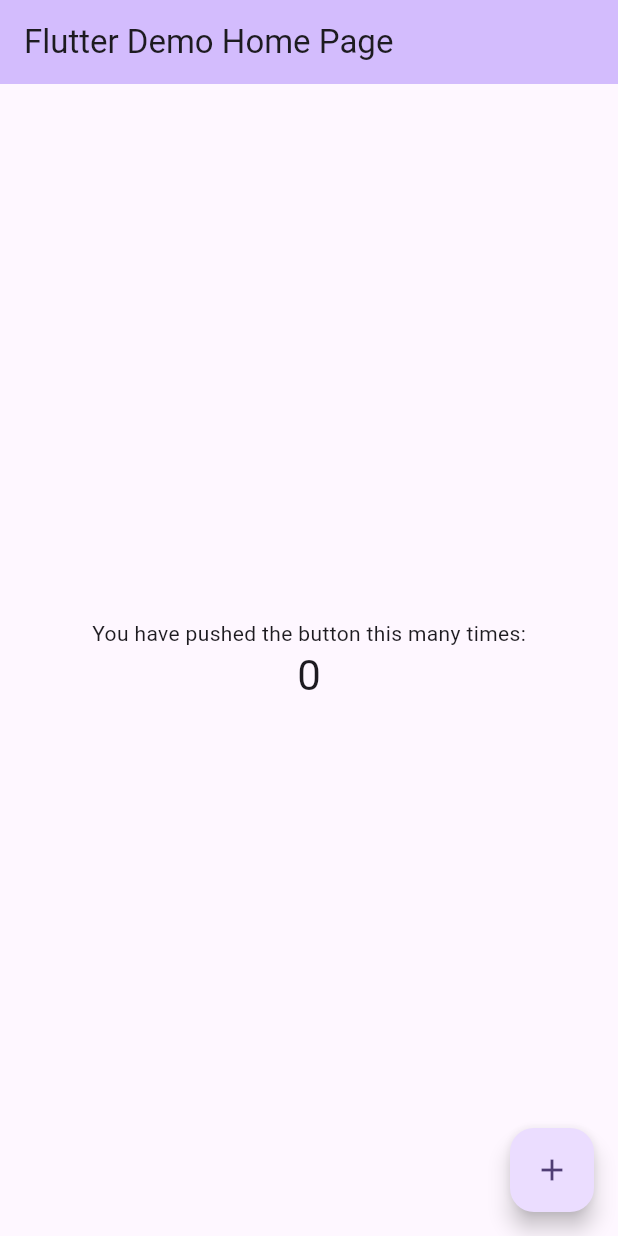
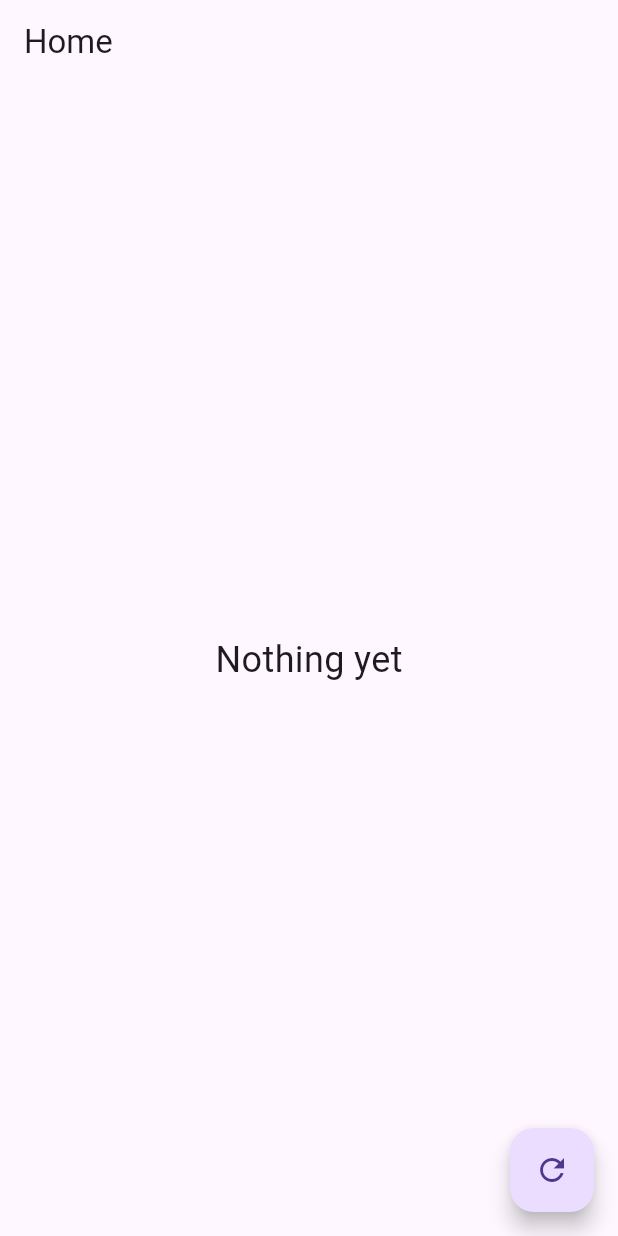
Before and after one commit to Claymore-Oleg/food_ai_app, a Flutter app: the screen it shows after launch, on a phone screen of 412 x 824 dp. Run offline on Flutter 3.47's test engine with Material 3 defaults, Android fonts, the phone set to English and light mode, and no system bars.

```diff
--- a/lib/main.dart
+++ b/lib/main.dart
@@ -1,122 +1,49 @@
 import 'package:flutter/material.dart';
+import 'package:provider/provider.dart';
+import 'src/view_models/app_view_model.dart';
 
 void main() {
-  runApp(const MyApp());
+  runApp(
+    ChangeNotifierProvider(
+      create: (_) => AppViewModel(),
+      child: const MyApp(),
+    ),
+  );
 }
 
 class MyApp extends StatelessWidget {
   const MyApp({super.key});
 
-  // This widget is the root of your application.
   @override
   Widget build(BuildContext context) {
     return MaterialApp(
-      title: 'Flutter Demo',
-      theme: ThemeData(
-        // This is the theme of your application.
-        //
-        // TRY THIS: Try running your application with "flutter run". You'll see
-        // the application has a purple toolbar. Then, without quitting the app,
-        // try changing the seedColor in the colorScheme below to Colors.green
-        // and then invoke "hot reload" (save your changes or press the "hot
-        // reload" button in a Flutter-supported IDE, or press "r" if you used
-        // the command line to start the app).
-        //
-        // Notice that the counter didn't reset back to zero; the application
-        // state is not lost during the reload. To reset the state, use hot
-        // restart instead.
-        //
-        // This works for code too, not just values: Most code changes can be
-        // tested with just a hot reload.
-        colorScheme: ColorScheme.fromSeed(seedColor: Colors.deepPurple),
-      ),
-      home: const MyHomePage(title: 'Flutter Demo Home Page'),
+      title: 'Food AI',
+      debugShowCheckedModeBanner: false,
+      theme: ThemeData(useMaterial3: true),
+      home: const PlaceholderScreen(),
     );
   }
 }
 
-class MyHomePage extends StatefulWidget {
-  const MyHomePage({super.key, required this.title});
-
-  // This widget is the home page of your application. It is stateful, meaning
-  // that it has a State object (defined below) that contains fields that affect
-  // how it looks.
-
-  // This class is the configuration for the state. It holds the values (in this
-  // case the title) provided by the parent (in this case the App widget) and
-  // used by the build method of the State. Fields in a Widget subclass are
-  // always marked "final".
-
-  final String title;
-
-  @override
-  State<MyHomePage> createState() => _MyHomePageState();
-}
-
-class _MyHomePageState extends State<MyHomePage> {
-  int _counter = 0;
-
-  void _incrementCounter() {
-    setState(() {
-      // This call to setState tells the Flutter framework that something has
-      // changed in this State, which causes it to rerun the build method below
-      // so that the display can reflect the updated values. If we changed
-      // _counter without calling setState(), then the build method would not be
-      // called again, and so nothing would appear to happen.
-      _counter++;
-    });
-  }
+class PlaceholderScreen extends StatelessWidget {
+  const PlaceholderScreen({super.key});
 
   @override
   Widget build(BuildContext context) {
-    // This method is rerun every time setState is called, for instance as done
-    // by the _incrementCounter method above.
-    //
-    // The Flutter framework has been optimized to make rerunning build methods
-    // fast, so that you can just rebuild anything that needs updating rather
-    // than having to individually change instances of widgets.
+    final busy = context.watch<AppViewModel>().busy;
     return Scaffold(
-      appBar: AppBar(
-        // TRY THIS: Try changing the color here to a specific color (to
-        // Colors.amber, perhaps?) and trigger a hot reload to see the AppBar
-        // change color while the other colors stay the same.
-        backgroundColor: Theme.of(context).colorScheme.inversePrimary,
-        // Here we take the value from the MyHomePage object that was created by
-        // the App.build method, and use it to set our appbar title.
-        title: Text(widget.title),
-      ),
+      appBar: AppBar(title: const Text('Home')),
       body: Center(
-        // Center is a layout widget. It takes a single child and positions it
-        // in the middle of the parent.
-        child: Column(
-          // Column is also a layout widget. It takes a list of children and
-          // arranges them vertically. By default, it sizes itself to fit its
-          // children horizontally, and tries to be as tall as its parent.
-          //
-          // Column has various properties to control how it sizes itself and
-          // how it positions its children. Here we use mainAxisAlignment to
-          // center the children vertically; the main axis here is the vertical
-          // axis because Columns are vertical (the cross axis would be
-          // horizontal).
-          //
-          // TRY THIS: Invoke "debug painting" (choose the "Toggle Debug Paint"
-          // action in the IDE, or press "p" in the console), to see the
-          // wireframe for each widget.
-          mainAxisAlignment: MainAxisAlignment.center,
-          children: <Widget>[
-            const Text('You have pushed the button this many times:'),
-            Text(
-              '$_counter',
-              style: Theme.of(context).textTheme.headlineMedium,
-            ),
-          ],
+        child: Text(
+          busy ? 'Working…' : 'Nothing yet',
+          style: const TextStyle(fontSize: 24),
         ),
       ),
       floatingActionButton: FloatingActionButton(
-        onPressed: _incrementCounter,
-        tooltip: 'Increment',
-        child: const Icon(Icons.add),
-      ), // This trailing comma makes auto-formatting nicer for build methods.
+        onPressed: () =>
+            context.read<AppViewModel>().setBusy(!busy),
+        child: const Icon(Icons.refresh),
+      ),
     );
   }
 }
--- /dev/null
+++ b/lib/src/view_models/app_view_model.dart
@@ -0,0 +1,11 @@
+import 'package:flutter/foundation.dart';
+
+class AppViewModel extends ChangeNotifier {
+  bool _busy = false;
+  bool get busy => _busy;
+
+  void setBusy(bool value) {
+    _busy = value;
+    notifyListeners();
+  }
+}
--- a/pubspec.yaml
+++ b/pubspec.yaml
@@ -30,6 +30,7 @@ environment:
 dependencies:
   flutter:
     sdk: flutter
+  provider: ^6.1.1
 
   # The following adds the Cupertino Icons font to your application.
   # Use with the CupertinoIcons class for iOS style icons.
```
Also changed, not shown: pubspec.lock.
